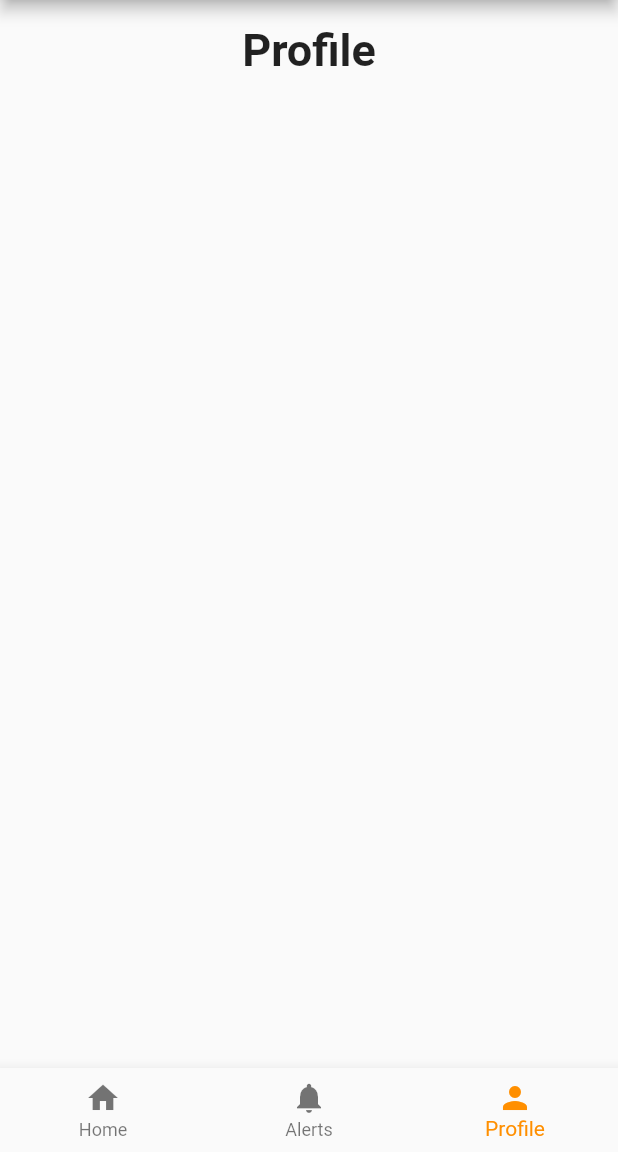
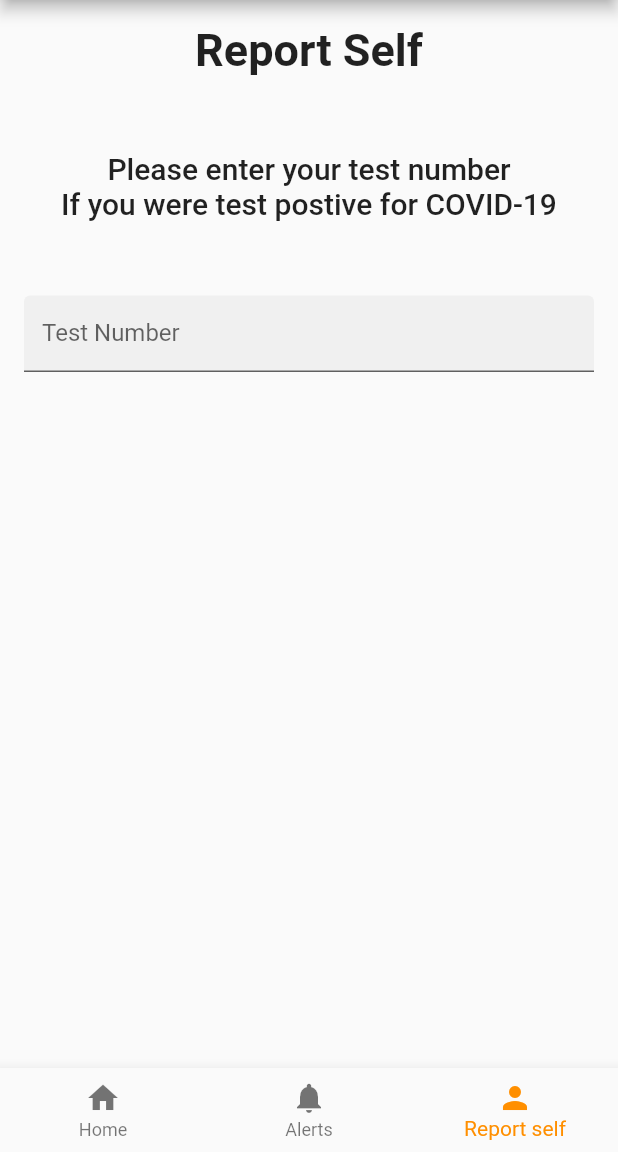
Before and after one commit to nazayer/TraceME, a Flutter app: the HomePage screen opened directly, item 3 of the bottom bar chosen, on a phone screen of 412 x 824 dp, the part 84-1236 px from its top. Run offline on Flutter 3.47's test engine with Material 2 defaults, Android fonts, the phone set to English and light mode, and no system bars; our stand-ins replace bloc, equatable, flutter_bloc; missing offline and left inert: wifi_flutter.

Commit message:
self flag

```diff
--- a/lib/pages/home_page.dart
+++ b/lib/pages/home_page.dart
@@ -4,6 +4,7 @@ import 'package:flutter_bloc_authentication/blocs/authentication/authentication.
 import 'package:flutter_bloc_authentication/widgets/alertsWidget.dart';
 import '../models/models.dart';
 import '../widgets/homeWidget.dart';
+import '../widgets/flagWidget.dart';
 
 class HomePage extends StatefulWidget {
   HomePage({Key key}) : super(key: key);
@@ -14,16 +15,11 @@ class HomePage extends StatefulWidget {
 
 class _HomePage extends State<HomePage> {
   int _selectedIndex = 0;
-  static const TextStyle optionStyle =
-      TextStyle(fontSize: 30, fontWeight: FontWeight.bold);
 
   static List<Widget> _widgetOptions = <Widget>[
     HomeWidget(),
     AlertWidget(),
-    Text(
-      'Profile',
-      style: optionStyle,
-    ),
+    FlagWidget(),
   ];
 
   void _onItemTapped(int index) {
@@ -97,7 +93,7 @@ class _HomePage extends State<HomePage> {
           ),
           BottomNavigationBarItem(
             icon: Icon(Icons.person),
-            label: 'Profile',
+            label: 'Report self',
           ),
         ],
         currentIndex: _selectedIndex,
--- /dev/null
+++ b/lib/widgets/flagWidget.dart
@@ -0,0 +1,62 @@
+import 'dart:async';
+import 'package:flutter/cupertino.dart';
+import 'package:flutter/material.dart';
+import 'blinkingText.dart';
+import 'package:wifi_flutter/wifi_flutter.dart';
+import 'package:flutter_bloc/flutter_bloc.dart';
+import '../blocs/blocs.dart';
+import 'package:flutter/animation.dart';
+
+class FlagWidget extends StatefulWidget {
+  @override
+  State<StatefulWidget> createState() {
+    return FlagWidgetState();
+  }
+}
+
+class FlagWidgetState extends State<FlagWidget> {
+  @override
+  Widget build(BuildContext context) {
+    return Column(
+      mainAxisSize: MainAxisSize.max,
+      crossAxisAlignment: CrossAxisAlignment.stretch,
+      children: [
+        Text(
+          'Report Self',
+          style: optionStyle,
+          textAlign: TextAlign.center,
+        ),
+        SizedBox(width: 100.00, height: 50.00),
+        Text(
+          'Please enter your test number',
+          style: smallTextStyle,
+          textAlign: TextAlign.center,
+        ),
+        Text(
+          'If you were test postive for COVID-19',
+          style: smallTextStyle,
+          textAlign: TextAlign.center,
+        ),
+        SizedBox(width: 100.00, height: 50.00),
+        Container(
+          width: 50.00,
+          child: TextField(
+            decoration: InputDecoration(
+              labelText: 'Test Number',
+              filled: true,
+              isDense: true,
+            ),
+          ),
+        ),
+      ],
+    );
+  }
+
+  TextStyle smallTextStyle =
+      TextStyle(fontSize: 20, fontWeight: FontWeight.w500);
+
+  TextStyle optionStyle = TextStyle(
+    fontSize: 30,
+    fontWeight: FontWeight.bold,
+  );
+}
--- a/lib/widgets/scanWedgit.dart
+++ b/lib/widgets/scanWedgit.dart
@@ -50,7 +50,7 @@ class ScanWidgetState extends State<ScanWidget> {
 
   Widget scan() {
     return SizedBox(
-      width: 150.0,
+      width: 200,
       height: 150.0,
       child: FloatingActionButton(
         child: new Icon(
@@ -74,8 +74,8 @@ class ScanWidgetState extends State<ScanWidget> {
                 Ssid: ${network.ssid}
                 Strength: ${network.rssi}
                 Timestamp: ${DateTime.now()}''',
+                      style: optionStyle,
                       textAlign: TextAlign.left,
-                      style: optionStyle,
                     ))
                 .toList();
             _scanning = !_scanning;
@@ -111,6 +111,8 @@ class ScanWidgetState extends State<ScanWidget> {
     color: Colors.red,
   );
 
-  static const TextStyle optionStyle =
-      TextStyle(fontSize: 15, fontWeight: FontWeight.w500);
+  static const TextStyle optionStyle = TextStyle(
+    fontSize: 15,
+    fontWeight: FontWeight.w500,
+  );
 }
```
Also changed, not shown: lib/widgets/Homewidget.dart (+1 -29 lines).
